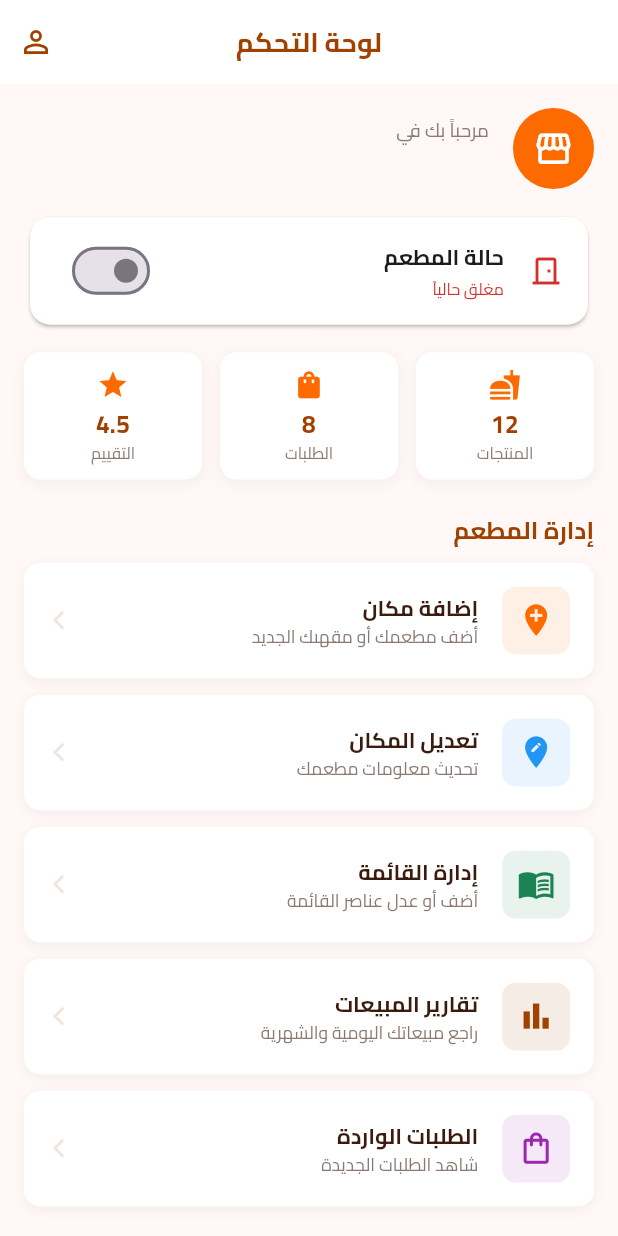
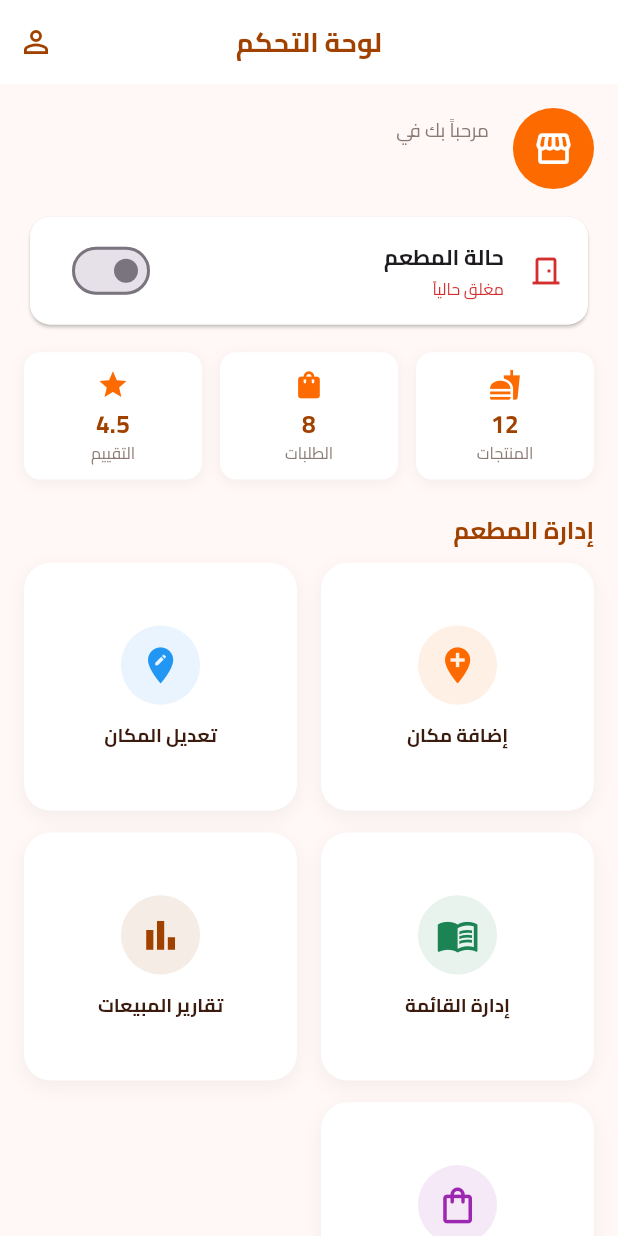
Before and after one commit to moalaa125/engez, a Flutter app: the OwnerDashboardScreen screen opened by its route, on a phone screen of 412 x 824 dp. Run offline on Flutter 3.47's test engine with Material 3 defaults, Android fonts, the phone set to English and light mode, and no system bars; our stand-ins replace audioplayers, cached_network_image, carousel_slider, cloud_firestore, equatable, firebase_analytics and 15 more; missing offline and left inert: syncfusion_flutter_core, syncfusion_flutter_pdfviewer; accounts and stored records are empty.

Commit message:
upgrade owner dashboard to grid layout and organize active orders into tabs

```diff
--- a/lib/features/order/presentation/screens/owner_orders_screen.dart
+++ b/lib/features/order/presentation/screens/owner_orders_screen.dart
@@ -66,7 +66,9 @@ class _OwnerOrdersScreenState extends State<OwnerOrdersScreen> {
 
   @override
   Widget build(BuildContext context) {
-    return Scaffold(
+    return DefaultTabController(
+      length: 3,
+      child: Scaffold(
         backgroundColor: MyColors.myBackground,
         appBar: AppBar(
           title: const Text(
@@ -75,6 +77,16 @@ class _OwnerOrdersScreenState extends State<OwnerOrdersScreen> {
           ),
           backgroundColor: MyColors.myWhite,
           centerTitle: true,
+          bottom: TabBar(
+            labelColor: MyColors.myDarkOrange,
+            unselectedLabelColor: MyColors.myTextSecondary,
+            indicatorColor: MyColors.myOrange,
+            tabs: const [
+              Tab(text: 'جديدة'),
+              Tab(text: 'جاري التجهيز'),
+              Tab(text: 'جاهزة'),
+            ],
+          ),
         ),
       body: BlocConsumer<OrderCubit, OrderState>(
         listener: (context, state) {
@@ -111,10 +123,30 @@ class _OwnerOrdersScreenState extends State<OwnerOrdersScreen> {
               createdAt: DateTime.now(),
             )) : (state as OrderLoaded).orders.where((o) => o.status != 'delivered' && o.status != 'cancelled').toList();
 
+            final pendingOrders = orders.where((o) => o.status == 'pending').toList();
+            final preparingOrders = orders.where((o) => o.status == 'confirmed').toList();
+            final readyOrders = orders.where((o) => o.status == 'ready').toList();
+
+            return TabBarView(
+              children: [
+                _buildOrdersList(pendingOrders, isLoading, 'لا توجد طلبات جديدة حالياً'),
+                _buildOrdersList(preparingOrders, isLoading, 'لا توجد طلبات قيد التجهيز'),
+                _buildOrdersList(readyOrders, isLoading, 'لا توجد طلبات جاهزة'),
+              ],
+            );
+          }
+          return const SizedBox();
+        },
+      ),
+      ),
+    );
+  }
+
+  Widget _buildOrdersList(List<OrderModel> orders, bool isLoading, String emptyMessage) {
     if (!isLoading && orders.isEmpty) {
       return Center(
         child: Text(
-                  'لا توجد طلبات واردة حالياً',
+          emptyMessage,
           style: TextStyle(
             fontSize: 18.sp,
             color: MyColors.myTextSecondary,
@@ -123,7 +155,6 @@ class _OwnerOrdersScreenState extends State<OwnerOrdersScreen> {
         ),
       );
     }
-
     return Skeletonizer(
       enabled: isLoading,
       child: ListView.builder(
@@ -339,11 +370,6 @@ class _OwnerOrdersScreenState extends State<OwnerOrdersScreen> {
             ),
           );
   }
-          return const SizedBox.shrink();
-        },
-      ),
-    );
-  }
 
   void _showAcceptOrderBottomSheet(BuildContext context, String orderId) {
     int selectedMinutes = 15;
--- a/lib/features/owner/presentation/screens/owner_dashboard_screen.dart
+++ b/lib/features/owner/presentation/screens/owner_dashboard_screen.dart
@@ -5,7 +5,6 @@ import 'package:flutter/material.dart';
 import 'package:flutter_screenutil/flutter_screenutil.dart';
 import 'package:engez/constants/my_colors.dart';
 import 'package:go_router/go_router.dart';
-import 'package:engez/widgets/dashboard_menu_tile.dart';
 class OwnerDashboardScreen extends StatefulWidget {
   const OwnerDashboardScreen({super.key});
 
@@ -297,46 +296,47 @@ class _OwnerDashboardScreenState extends State<OwnerDashboardScreen> {
             ),
             SizedBox(height: 12.h),
 
-            DashboardMenuTile(
+            GridView.count(
+              crossAxisCount: 2,
+              shrinkWrap: true,
+              physics: const NeverScrollableScrollPhysics(),
+              crossAxisSpacing: 16.w,
+              mainAxisSpacing: 16.h,
+              childAspectRatio: 1.1,
+              children: [
+                DashboardGridTile(
                   icon: Icons.add_location,
                   title: 'إضافة مكان',
-              subtitle: 'أضف مطعمك أو مقهىك الجديد',
                   color: MyColors.myOrange,
                   onTap: () {
                     context.push('/owner-dashboard/add-place');
                   },
                 ),
-
-            DashboardMenuTile(
+                DashboardGridTile(
                   icon: Icons.edit_location,
                   title: 'تعديل المكان',
-              subtitle: 'تحديث معلومات مطعمك',
                   color: Colors.blue,
                   onTap: () => _navigateToEditPlace(context),
                 ),
-
-            DashboardMenuTile(
+                DashboardGridTile(
                   icon: Icons.menu_book,
                   title: 'إدارة القائمة',
-              subtitle: 'أضف أو عدل عناصر القائمة',
                   color: MyColors.mySuccess,
                   onTap: () => _navigateToManageMenu(context),
                 ),
-
-            DashboardMenuTile(
+                DashboardGridTile(
                   icon: Icons.bar_chart,
                   title: 'تقارير المبيعات',
-              subtitle: 'راجع مبيعاتك اليومية والشهرية',
                   color: MyColors.myDarkOrange,
                   onTap: () => _navigateToSalesReport(context),
                 ),
-
-            DashboardMenuTile(
+                DashboardGridTile(
                   icon: Icons.shopping_bag_outlined,
                   title: 'الطلبات الواردة',
-              subtitle: 'شاهد الطلبات الجديدة',
                   color: Colors.purple,
                   onTap: () => _navigateToOwnerOrders(context),
+                ),
+              ],
             ),
           ],
         ),
@@ -382,5 +382,62 @@ class _OwnerDashboardScreenState extends State<OwnerDashboardScreen> {
     );
   }
 
+}
 
+class DashboardGridTile extends StatelessWidget {
+  final IconData icon;
+  final String title;
+  final Color color;
+  final VoidCallback onTap;
+
+  const DashboardGridTile({
+    super.key,
+    required this.icon,
+    required this.title,
+    required this.color,
+    required this.onTap,
+  });
+
+  @override
+  Widget build(BuildContext context) {
+    return GestureDetector(
+      onTap: onTap,
+      child: Container(
+        decoration: BoxDecoration(
+          color: MyColors.myWhite,
+          borderRadius: BorderRadius.circular(20.r),
+          boxShadow: [
+            BoxShadow(
+              color: Colors.black.withValues(alpha: 0.05),
+              blurRadius: 10,
+              offset: const Offset(0, 4),
+            ),
+          ],
+        ),
+        child: Column(
+          mainAxisAlignment: MainAxisAlignment.center,
+          children: [
+            Container(
+              padding: EdgeInsets.all(12.w),
+              decoration: BoxDecoration(
+                color: color.withValues(alpha: 0.1),
+                shape: BoxShape.circle,
+              ),
+              child: Icon(icon, color: color, size: 32.r),
+            ),
+            SizedBox(height: 12.h),
+            Text(
+              title,
+              textAlign: TextAlign.center,
+              style: TextStyle(
+                fontSize: 14.sp,
+                fontWeight: FontWeight.bold,
+                color: MyColors.myDarkText,
+              ),
+            ),
+          ],
+        ),
+      ),
+    );
   }
+}
```
Lines whose indentation alone changed are shown as unchanged.
